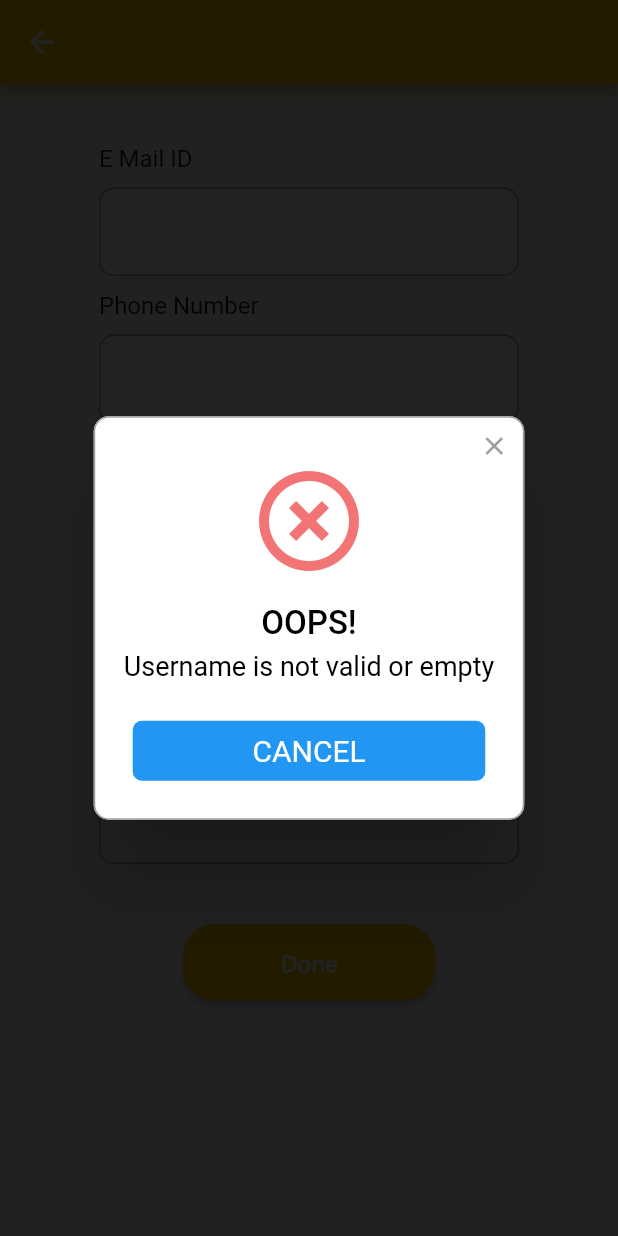
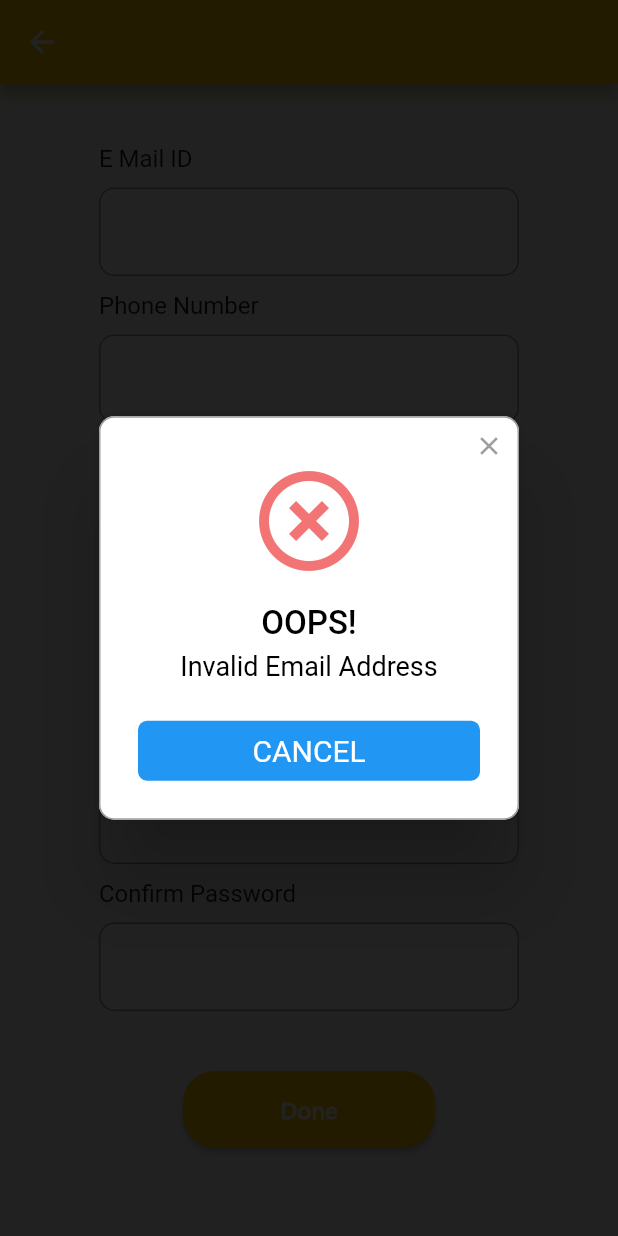
Before and after one commit to BooxWoox/BooxWoox-App-Cloud, a Flutter app: the CreateAccountPage screen opened by its route, after a tap on "Done", on a phone screen of 412 x 824 dp. Run offline on Flutter 3.47's test engine with Material 2 defaults, Android fonts, the phone set to English and light mode, and no system bars; drawn by our look-alikes of rflutter_alert; our stand-ins replace cloud_firestore, dio, firebase_auth, firebase_core, firebase_storage, flare_flutter and 7 more; missing offline and left inert: flutter_barcode_scanner, flutter_dropdown, images_picker, razorpay_flutter, unicorndial; accounts and stored records are empty.

Commit message:
Added new field to store user full name into database

```diff
--- a/lib/UI/CreateAccountPage.dart
+++ b/lib/UI/CreateAccountPage.dart
@@ -27,6 +27,7 @@ class _CreateAccountPageState extends State<CreateAccountPage> {
   String otp_typed="";
   String email_typed="";
   String username_typed="";
+  String fullname_typed="";
   String phonenumber_typed="";
   String password_typed="";
   String confirmpassword_typed="";
@@ -127,6 +128,34 @@ class _CreateAccountPageState extends State<CreateAccountPage> {
                       decoration: InputDecoration(
                         filled: true,
                         fillColor: Colors.white,
+                        enabledBorder: OutlineInputBorder(
+                          borderRadius: BorderRadius.all(Radius.circular(10.0)),
+                          borderSide: BorderSide(color: Colors.grey),
+                        ),
+                        focusedBorder: OutlineInputBorder(
+                          borderRadius: BorderRadius.all(Radius.circular(10.0)),
+                          borderSide: BorderSide(color: Colors.grey),
+                        ),
+                      ),
+                    ),
+                  ),
+                  Padding(
+                    padding: const EdgeInsets.symmetric(horizontal:48.0,vertical: 10),
+                    child: Text('Full Name',
+                      style: TextStyle(
+                        fontSize: 16,
+                      ),),
+                  ),
+                  Padding(
+                    padding: const EdgeInsets.symmetric(horizontal:48.0),
+                    child: TextField(
+                      onChanged: (value){
+                        fullname_typed=value;
+                      },
+                      autocorrect: false,
+                      decoration: InputDecoration(
+                        fillColor: Colors.white,
+                        filled: true,
                         enabledBorder: OutlineInputBorder(
                           borderRadius: BorderRadius.all(Radius.circular(10.0)),
                           borderSide: BorderSide(color: Colors.grey),
@@ -251,7 +280,7 @@ class _CreateAccountPageState extends State<CreateAccountPage> {
                         borderRadius: BorderRadius.circular(21),
                       ),
                       onPressed: () {
-                        if(check_parameters(username_typed, phoneNumber, email_typed, password_typed, confirmpassword_typed)){
+                        if(check_parameters(username_typed, phoneNumber, email_typed, password_typed, confirmpassword_typed,fullname_typed)){
                           _verifyPhone();
                           //show bottomsheet with otp verification
                           showModalBottomSheet(context: context,
@@ -331,9 +360,9 @@ class _CreateAccountPageState extends State<CreateAccountPage> {
                                                 if (value.user != null) {
                                                   print("Hola");
                                                   print(value.user.uid);
-                                                  setvaluesofuser_database(value.user.uid, username_typed, phoneNumber, email_typed);
+                                                  setvaluesofuser_database(value.user.uid, username_typed, phoneNumber, email_typed,fullname_typed);
                                                   value.user.linkWithCredential(credential).then((user) {
-                                                    print("$user Success fully merged");
+                                                    print("$user Successfully merged");
                                                     print("Registration Successful");
                                                     _onBasicWaitingAlertPressed(context, "Successfully Created");
                                                   }).catchError((error) {
@@ -396,7 +425,7 @@ class _CreateAccountPageState extends State<CreateAccountPage> {
         },
         timeout: Duration(seconds: 120));
   }
-  setvaluesofuser_database(String uid,String username,String Phone,String email) async{
+  setvaluesofuser_database(String uid,String username,String Phone,String email, String fullname_typed) async{
     try{
       await _firestore.collection('Users').doc(uid).set({
         'Username': username.trim(),
@@ -404,7 +433,7 @@ class _CreateAccountPageState extends State<CreateAccountPage> {
         'Email_Id':email.trim(),
         'Profile_ImageURL':"",
         'Ratings':'5',
-        'Add1':"1",
+        'FullName':fullname_typed.trim(),
         'Add2':"2",
       }).then((value) {
         _onBasicWaitingAlertPressed(context,"Yo Hoo! Successfully Created");
@@ -415,7 +444,15 @@ class _CreateAccountPageState extends State<CreateAccountPage> {
     }
 
   }
-  bool check_parameters(String username,String Phone,String email,String pass,String comf_pass){
+  bool check_parameters(String username,String Phone,String email,String pass,String comf_pass, String fullname_typed){
+    if(!email.trim().contains('@')){
+      _onBasicErrorPressed(context, "Invalid Email Address");
+      return false;
+    }
+    if(fullname_typed.trim().isEmpty||fullname_typed.trim().length==0){
+      _onBasicErrorPressed(context, "Fullname field is not valid or empty");
+      return false;
+    }
     if(username.trim().isEmpty||username.trim().length==0){
       _onBasicErrorPressed(context, "Username is not valid or empty");
       return false;
@@ -428,10 +465,7 @@ class _CreateAccountPageState extends State<CreateAccountPage> {
       _onBasicErrorPressed(context, "Passwords do not match");
       return false;
     }
-    if(!email.trim().contains('@')){
-      _onBasicErrorPressed(context, "Invalid Email Address");
-      return false;
-    }
+
     return true;
   }
   _onBasicWaitingAlertPressed(context,String descrip) async {
--- a/lib/UI/maindisplaypage.dart
+++ b/lib/UI/maindisplaypage.dart
@@ -236,6 +236,7 @@ class _maindisplaypageState extends State<maindisplaypage> {
           String selleraddress = i.get("seller_address");
           String sellerphn = i.get("seller_phoneNumber");
           bool availability = i.get("Availability");
+          String sellerFullname=i.get("SellerFullName");
           featured.add(homepage_items_featured(
               author,
               bkname,
@@ -245,7 +246,8 @@ class _maindisplaypageState extends State<maindisplaypage> {
               owneruid,
               selleraddress,
               sellerphn,
-              availability));
+              availability,
+              sellerFullname));
         }
         setState(() {
           print(featured);
```
Also changed, not shown: lib/Models/homepage_items_featured.dart (+10 -2 lines), lib/UI/AddBookPage.dart (+21 -5 lines), lib/UI/Book_info.dart (+54 -1 lines), lib/UI/Transactions/BuyerTransaction_Category/Ongoing_transaction.dart (indentation only).
